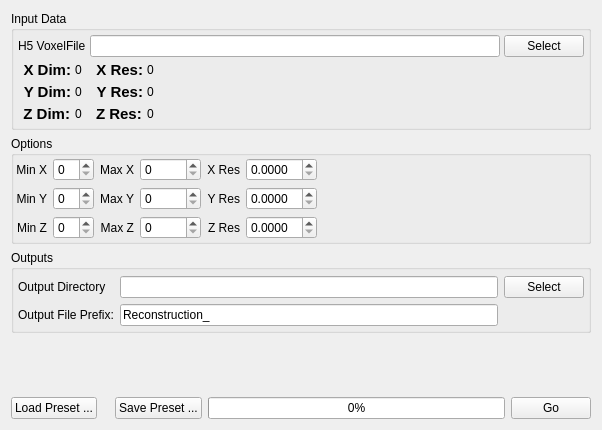
BlueQuartzSoftware/DREAM3D, file Source/Plugins/VolumeOps/UI/VolumeOpsWidget.ui: the form before one commit.
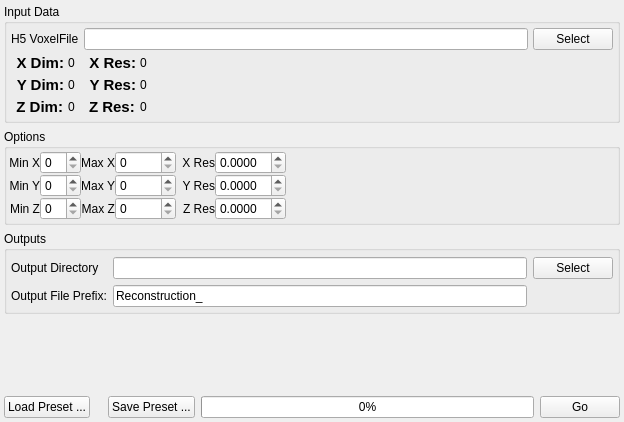
The form after the commit. Custom widgets are drawn as their Qt base class.

Commit message: fixing some more layout issues

Diff of the .ui file:
```diff
--- a/Source/Plugins/VolumeOps/UI/VolumeOpsWidget.ui
+++ b/Source/Plugins/VolumeOps/UI/VolumeOpsWidget.ui
@@ -6,8 +6,8 @@
    <rect>
     <x>0</x>
     <y>0</y>
-    <width>602</width>
-    <height>430</height>
+    <width>624</width>
+    <height>422</height>
    </rect>
   </property>
   <property name="sizePolicy">
@@ -20,6 +20,9 @@
    <string>Form</string>
   </property>
   <layout class="QGridLayout" name="gridLayout_7">
+   <property name="margin">
+    <number>4</number>
+   </property>
    <item row="0" column="0">
     <widget class="QGroupBox" name="groupBox_3">
      <property name="title">
@@ -34,17 +37,20 @@
       </property>
       <item row="0" column="0" colspan="3">
        <layout class="QGridLayout" name="gridLayout_2">
-        <item row="1" column="1">
+        <property name="horizontalSpacing">
+         <number>5</number>
+        </property>
+        <item row="0" column="0">
          <widget class="QLabel" name="label">
           <property name="text">
            <string>H5 VoxelFile</string>
           </property>
          </widget>
         </item>
-        <item row="1" column="2">
+        <item row="0" column="1">
          <widget class="QFSDropLineEdit" name="m_H5InputFile"/>
         </item>
-        <item row="1" column="3">
+        <item row="0" column="2">
          <widget class="QPushButton" name="m_H5Btn">
           <property name="text">
            <string>Select</string>
@@ -353,7 +359,7 @@
    <item row="1" column="0">
     <widget class="QGroupBox" name="groupBox_2">
      <property name="sizePolicy">
-      <sizepolicy hsizetype="Expanding" vsizetype="Expanding">
+      <sizepolicy hsizetype="Preferred" vsizetype="Preferred">
        <horstretch>0</horstretch>
        <verstretch>0</verstretch>
       </sizepolicy>
@@ -365,6 +371,9 @@
       <property name="horizontalSpacing">
        <number>6</number>
       </property>
+      <property name="verticalSpacing">
+       <number>0</number>
+      </property>
       <property name="margin">
        <number>2</number>
       </property>
```
